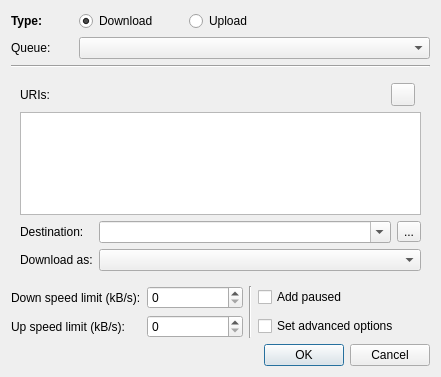
Old version of the form NewTransferDlg.ui in the repository LubosD/fatrat.
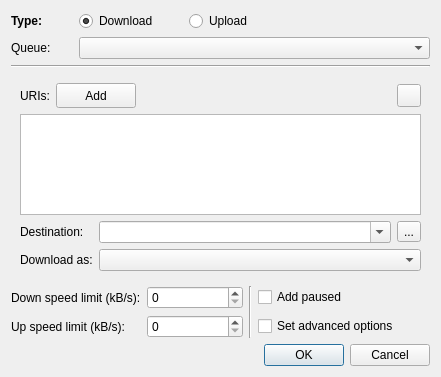
New version of the form. Icons and pictures are not drawn.

```diff
--- a/NewTransferDlg.ui
+++ b/NewTransferDlg.ui
@@ -80,20 +80,36 @@
          </property>
         </widget>
        </item>
-       <item row="0" column="1" >
+       <item row="0" column="1" colspan="2" >
+        <widget class="QPushButton" name="pushAddFiles2" >
+         <property name="sizePolicy" >
+          <sizepolicy vsizetype="Minimum" hsizetype="Minimum" >
+           <horstretch>0</horstretch>
+           <verstretch>0</verstretch>
+          </sizepolicy>
+         </property>
+         <property name="text" >
+          <string>Add</string>
+         </property>
+         <property name="icon" >
+          <iconset resource="gfx/resources.qrc" >:/menu/add.png</iconset>
+         </property>
+        </widget>
+       </item>
+       <item row="0" column="3" >
         <spacer>
          <property name="orientation" >
           <enum>Qt::Horizontal</enum>
          </property>
          <property name="sizeHint" >
           <size>
-           <width>271</width>
-           <height>20</height>
+           <width>221</width>
+           <height>25</height>
           </size>
          </property>
         </spacer>
        </item>
-       <item row="0" column="2" colspan="2" >
+       <item row="0" column="4" >
         <widget class="QToolButton" name="toolAuth2" >
          <property name="toolTip" >
           <string>Set authentication data</string>
@@ -103,7 +119,7 @@
          </property>
         </widget>
        </item>
-       <item row="1" column="0" colspan="4" >
+       <item row="1" column="0" colspan="5" >
         <widget class="QTextEdit" name="textURIs" >
          <property name="sizePolicy" >
           <sizepolicy vsizetype="Expanding" hsizetype="MinimumExpanding" >
@@ -116,7 +132,7 @@
          </property>
         </widget>
        </item>
-       <item row="2" column="0" >
+       <item row="2" column="0" colspan="2" >
         <widget class="QLabel" name="label_13" >
          <property name="sizePolicy" >
           <sizepolicy vsizetype="Preferred" hsizetype="Minimum" >
@@ -129,7 +145,7 @@
          </property>
         </widget>
        </item>
-       <item row="2" column="1" colspan="2" >
+       <item row="2" column="2" colspan="2" >
         <widget class="QComboBox" name="comboDestination" >
          <property name="sizePolicy" >
           <sizepolicy vsizetype="Fixed" hsizetype="MinimumExpanding" >
@@ -142,14 +158,14 @@
          </property>
         </widget>
        </item>
-       <item row="2" column="3" >
+       <item row="2" column="4" >
         <widget class="QToolButton" name="toolBrowse" >
          <property name="text" >
           <string>...</string>
          </property>
         </widget>
        </item>
-       <item row="3" column="0" >
+       <item row="3" column="0" colspan="2" >
         <widget class="QLabel" name="label_14" >
          <property name="sizePolicy" >
           <sizepolicy vsizetype="Preferred" hsizetype="Minimum" >
@@ -162,7 +178,7 @@
          </property>
         </widget>
        </item>
-       <item row="3" column="1" colspan="3" >
+       <item row="3" column="2" colspan="3" >
         <widget class="QComboBox" name="comboClass" >
          <property name="sizePolicy" >
           <sizepolicy vsizetype="Fixed" hsizetype="MinimumExpanding" >
```
